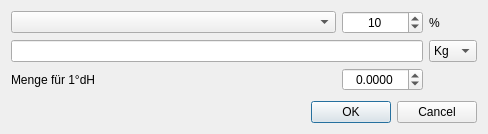
Qt form kleiner-brauhelfer/dialogs/dlgwasseraufbereitung.ui (kleiner-brauhelfer/kleiner-brauhelfer-2) before a commit.
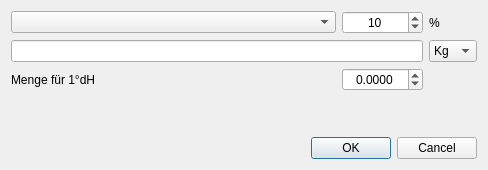
The same form after that commit. Custom widgets are drawn as their Qt base class.

Patch:
```diff
--- a/kleiner-brauhelfer/dialogs/dlgwasseraufbereitung.ui
+++ b/kleiner-brauhelfer/dialogs/dlgwasseraufbereitung.ui
@@ -7,7 +7,7 @@
     <x>0</x>
     <y>0</y>
     <width>488</width>
-    <height>134</height>
+    <height>170</height>
    </rect>
   </property>
   <property name="windowTitle">
```
Left out of the diff: 18 changed lines with no effect on the pictures.
